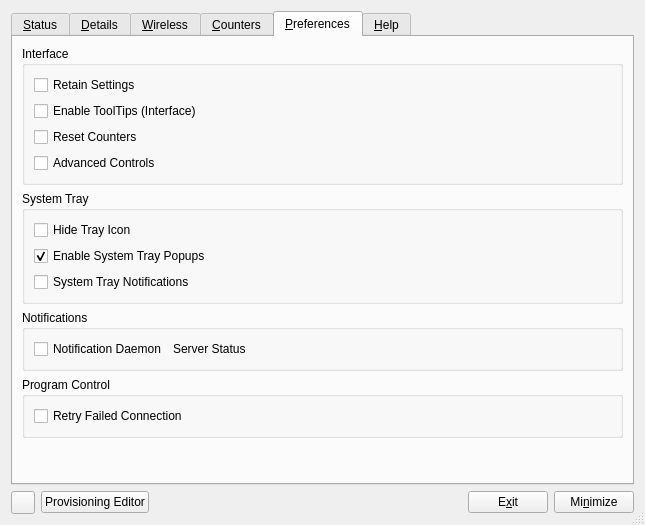
This is apps/cmstapp/code/control_box/ui/controlbox.ui in andrew-bibb/cmst as Qt 5 draws it before an edit. The edited form follows.
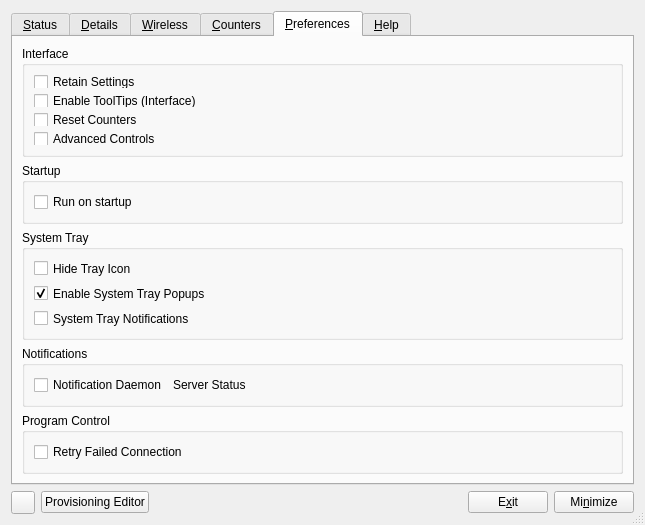
This is the edited form. The open tabs and pages were chosen to show the change. Icons and pictures are not drawn.

Commit message: Add settings to make app run on startup

Diff of the .ui file:
```diff
--- a/apps/cmstapp/code/control_box/ui/controlbox.ui
+++ b/apps/cmstapp/code/control_box/ui/controlbox.ui
@@ -993,6 +993,22 @@
          </layout>
         </widget>
        </item>
+       <item row="1" column="0">
+        <widget class="QGroupBox" name="groupbox_startup">
+         <property name="title">
+          <string>Startup</string>
+         </property>
+         <layout class="QVBoxLayout" name="verticalLayout_13">
+          <item>
+           <widget class="QCheckBox" name="checkBox_run_on_startup">
+            <property name="text">
+             <string>Run on startup</string>
+            </property>
+           </widget>
+          </item>
+         </layout>
+        </widget>
+       </item>
       </layout>
      </widget>
      <widget class="QWidget" name="Help">
```
The commit also changes 3 other files.
